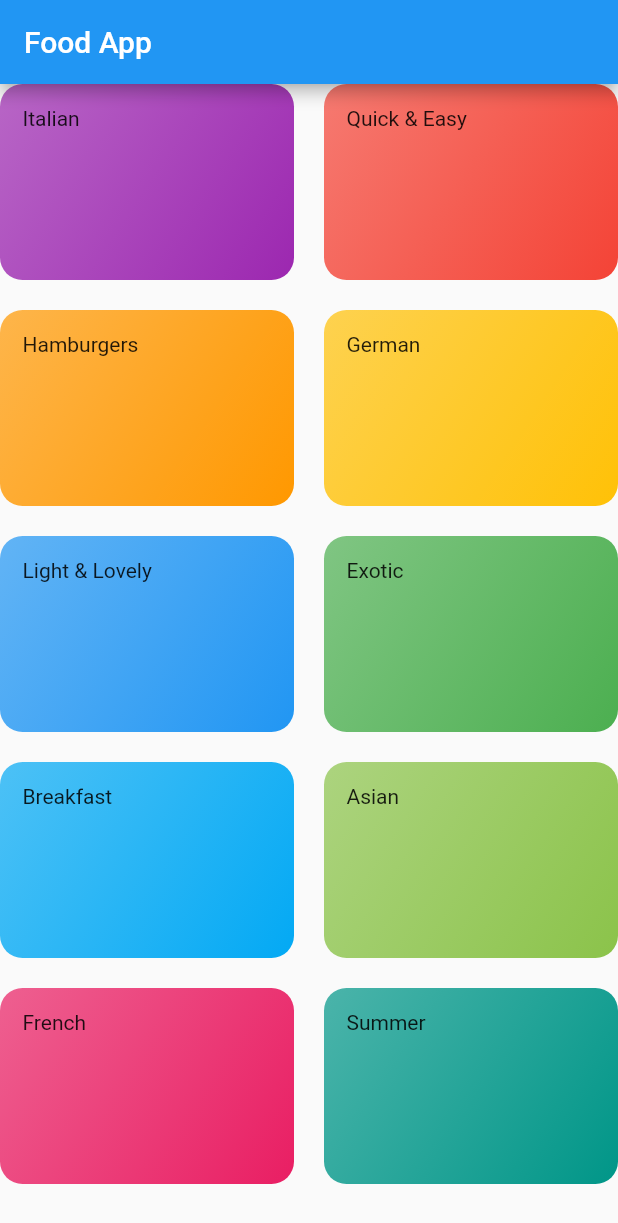
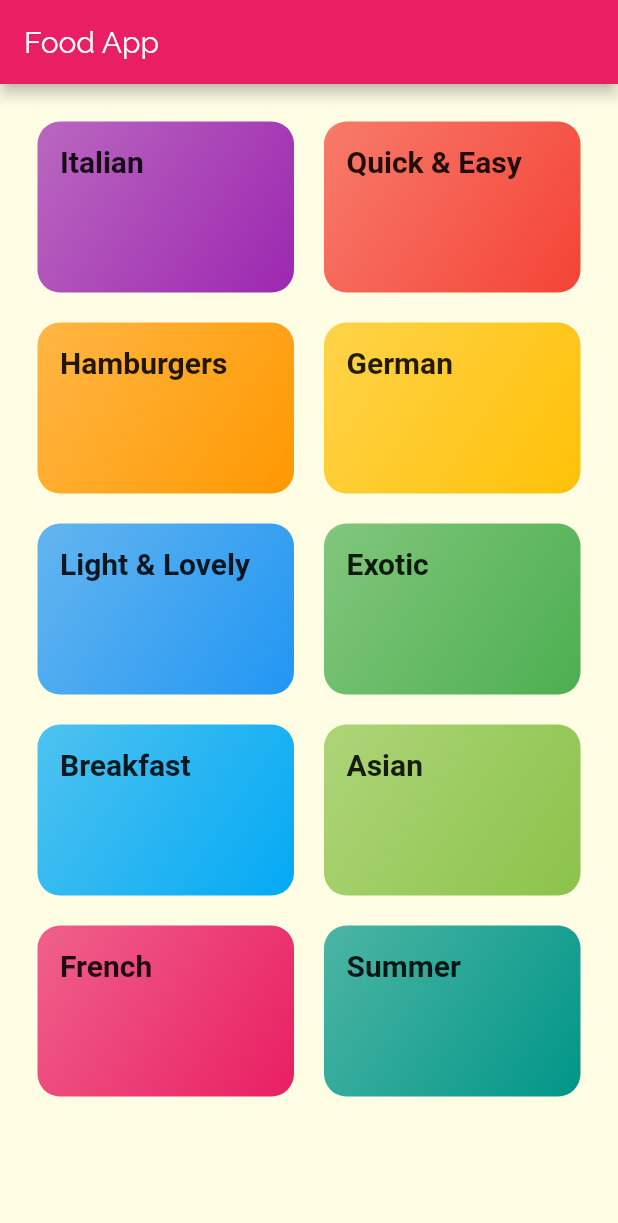
Before and after one commit to wilhwilh/food_app, a Flutter app: the screen it shows after launch, on a phone screen of 412 x 824 dp. Shown: the top 1223 px of the screen. Run offline on Flutter 3.47's test engine with Material 2 defaults, Android fonts, the phone set to English and light mode, and no system bars; Roboto replaces fonts that are missing (RobotoCondensed).

Commit message:
created custom theme and to apply in list of categories

```diff
--- a/lib/categories_screen.dart
+++ b/lib/categories_screen.dart
@@ -10,6 +10,7 @@ class CategoriesScreen extends StatelessWidget {
         title: const Text("Food App"),
       ),
       body: GridView(
+        padding: const EdgeInsets.all(25),
         children: DUMMY_CATEGORIES
             .map(
               (catData) => CategoryItem(
--- a/lib/category_item.dart
+++ b/lib/category_item.dart
@@ -10,7 +10,10 @@ class CategoryItem extends StatelessWidget {
   Widget build(BuildContext context) {
     return Container(
       padding: EdgeInsets.all(15),
-      child: Text(title),
+      child: Text(
+        title,
+        style: Theme.of(context).textTheme.title,
+      ),
       decoration: BoxDecoration(
         gradient: LinearGradient(
           colors: [
--- a/lib/main.dart
+++ b/lib/main.dart
@@ -9,7 +9,23 @@ class MyApp extends StatelessWidget {
     return MaterialApp(
       title: 'DeliMeals',
       theme: ThemeData(
-        primarySwatch: Colors.blue,
+        primarySwatch: Colors.pink,
+        accentColor: Colors.amber,
+        canvasColor: Color.fromRGBO(255, 254, 229, 1),
+        fontFamily: 'Raleway',
+        textTheme: ThemeData.light().textTheme.copyWith(
+              body1: TextStyle(
+                color: Color.fromRGBO(20, 51, 51, 1),
+              ),
+              body2: TextStyle(
+                color: Color.fromRGBO(20, 51, 51, 1),
+              ),
+              title: TextStyle(
+                fontSize: 20,
+                fontFamily: 'RobotoCondensed',
+                fontWeight: FontWeight.bold,
+              ),
+            ),
       ),
       home: CategoriesScreen(),
     );
```
Also changed, not shown: pubspec.yaml (+18 -6 lines).
